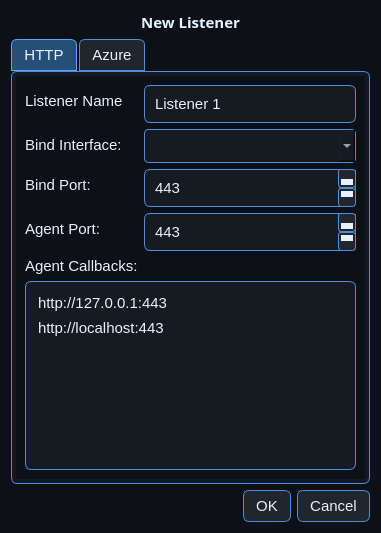
Above: windows/listenersdialog.ui from 2ptr/StrataC2 before the change. Below: the same form after it.
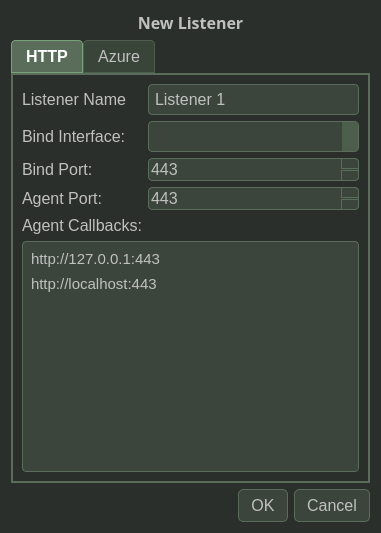
That is the form after the change.

The edit to the form file:
```diff
--- a/windows/listenersdialog.ui
+++ b/windows/listenersdialog.ui
@@ -14,212 +14,203 @@
    <string>ListenersDialog</string>
   </property>
   <property name="styleSheet">
-   <string notr="true">/* GLOBAL FONT &amp; BACKGROUND */
+   <string notr="true">/* === Global Base === */
+* {
+    font-family: &quot;Fira Code&quot;, &quot;Consolas&quot;, monospace;
+    font-size: 12pt;
+    color: #c0c0c0;
+}
+
+/* === Main Window Gradient === */
+QMainWindow {
+    background: qlineargradient(x1:0, y1:0, x2:0, y2:1,
+                                stop:0 #2a2f2a, stop:1 #303d30);
+}
+
+/* === QWidget default === */
 QWidget {
-    background-color: #0D1117;
-    color: #E6F1FF;
-    font-family: 'Fira Code', 'Consolas', 'Courier New', monospace;
-    font-size: 11pt;
+    background-color: #2b2f2b;
     border: none;
 }
 
-/* INPUT FIELDS */
-QLineEdit, QTextEdit, QPlainTextEdit, QSpinBox {
-    background-color: #161B22;
-    border: 1px solid #4C8EDA;
-    border-radius: 6px;
-    padding: 8px;
-    color: #E6F1FF;
-    font-size: 11.5pt;
+/* === QMenuBar === */
+QMenuBar {
+    background-color: #2b2f2b;
+    color: #c0c0c0;
+    font-size: 11pt;
+    padding: 2px;
 }
-
-QLineEdit:focus, QTextEdit:focus, QPlainTextEdit:focus, QSpinBox:focus {
-    border: 1px solid #58A6FF;
-    background-color: #1B2330;
+QMenuBar::item {
+    padding: 2px 22px;
+    font-size: 11pt;
 }
-
-/* QSPINBOX ARROWS */
-QSpinBox::up-button, QSpinBox::down-button {
-    background-color: #21262D;
-    subcontrol-origin: border;
-    border: 1px solid #4C8EDA;
-    width: 16px;
-    border-radius: 3px;
+QMenuBar::item:selected {
+    background-color: #4d5e4d;
+    color: #ffffff;
 }
 
-QSpinBox::up-button:hover, QSpinBox::down-button:hover {
-    background-color: #2C313C;
-    border-color: #58A6FF;
+/* === QMenu === */
+QMenu {
+    background-color: #3b453b;
+    border: 1px solid #5a6d5a;
 }
-
-QSpinBox::up-arrow, QSpinBox::down-arrow {
-    image: none;
-    width: 0;
-    height: 0;
-    border-left: 5px solid transparent;
-    border-right: 5px solid transparent;
+QMenu::item:selected {
+    background-color: #5a6d5a;
+    color: #ffffff;
 }
 
-QSpinBox::up-arrow {
-    border-bottom: 6px solid #E6F1FF;
-    margin: 2px;
-}
-
-QSpinBox::down-arrow {
-    border-top: 6px solid #E6F1FF;
-    margin: 2px;
-}
-
-/* BUTTONS */
+/* === QPushButton === */
 QPushButton {
-    background-color: #21262D;
-    color: #E6F1FF;
-    border: 1px solid #4C8EDA;
-    border-radius: 6px;
+    background-color: #3b453b;
+    border: 1px solid #5a6d5a;
+    border-radius: 5px;
     padding: 6px 12px;
 }
-
 QPushButton:hover {
     background-color: #2C313C;
     border-color: #58A6FF;
 }
-
 QPushButton:pressed {
     background-color: #3B4452;
 }
-
-/* TABLES */
-QTableWidget, QTableView {
-    background-color: #121826;
-    alternate-background-color: #1B2330;
-    border: 1px solid #4C8EDA;
-    color: #E6F1FF;
-    gridline-color: #30363D;
-    selection-background-color: #264F78;
-    selection-color: #FFFFFF;
-    font-size: 10.5pt;
+QPushButton:disabled {
+    background-color: #4d5e4d;
+    color: #888;
+    border-color: #444;
 }
 
-QTableWidget::item, QTableView::item {
+/* === QLineEdit / QTextEdit === */
+QLineEdit, QTextEdit {
+    background-color: #3b453b;
+    border: 1px solid #5a6d5a;
+    border-radius: 4px;
     padding: 4px;
+    selection-background-color: #5a6d5a;
+    selection-color: #000;
 }
 
-QTableWidget::item:selected, QTableView::item:selected {
-    background-color: #264F78;
-    color: #FFFFFF;
+/* === QTableWidget === */
+QTableWidget {
+    background-color: #3b453b;
+    border: 1px solid #5a6d5a;
+    gridline-color: #495e49;
+    selection-background-color: #5a6d5a;
+    selection-color: #000;
 }
-
-/* HEADERS */
 QHeaderView::section {
-    background-color: #161B22;
-    color: #E6F1FF;
-    border: 1px solid #30363D;
-    padding: 6px;
-    font-size: 10pt;
-}
-
-/* LIST WIDGET */
-QListWidget {
-    background-color: #121826;
-    border: 1px solid #4C8EDA;
-    color: #E6F1FF;
-}
-
-QListWidget::item {
+    background-color: #4d5e4d;
+    color: #c0c0c0;
+    border: 1px solid #495e49;
     padding: 4px;
 }
+QTableCornerButton::section {
+    background: #4d5e4d;
+    border: 1px solid #495e49;
+}
 
-QListWidget::item:selected {
-    background-color: #264F78;
-    color: #FFFFFF;
+/* === QTabWidget === */
+QTabWidget::pane {
+    border: 2px solid #5a6d5a;
 }
+QTabBar::tab {
+    background: #3a453a;
+    border: 1px solid #4d5e4d;
+    padding: 6px 14px;
+    border-top-left-radius: 4px;
+    border-top-right-radius: 4px;
+}
+QTabBar::tab:selected {
+    background: #5a6d5a;
+    color: #ffffff;
+    font-weight: bold;
+    border: 1px solid #78a378;
+}
 
-/* SCROLLBARS */
+/* === QScrollBar === */
 QScrollBar:vertical, QScrollBar:horizontal {
-    background-color: #161B22;
+    background: #2a2f2a;
     border: none;
     width: 12px;
 }
-
-QScrollBar::handle:vertical, QScrollBar::handle:horizontal {
-    background-color: #4C8EDA;
-    min-height: 20px;
+QScrollBar::handle {
+    background: #5a6d5a;
     border-radius: 6px;
 }
-
 QScrollBar::handle:hover {
     background-color: #58A6FF;
 }
-
 QScrollBar::add-line, QScrollBar::sub-line {
     background: none;
+    border: none;
 }
 
-/* COMBOBOXES */
+/* === QComboBox === */
 QComboBox {
-    background-color: #161B22;
-    border: 1px solid #4C8EDA;
+    background-color: #3b453b;
+    border: 1px solid #5a6d5a;
     border-radius: 4px;
-    padding: 6px;
-    color: #E6F1FF;
+    padding: 4px;
 }
-
+QComboBox::drop-down {
+    border-left: 1px solid #495e49;
+    background: #4d5e4d;
+}
 QComboBox QAbstractItemView {
-    background-color: #0D1117;
-    selection-background-color: #264F78;
-    color: #E6F1FF;
+    background-color: #4d5e4d;
+    border: 1px solid #5a6d5a;
+    selection-background-color: #5a6d5a;
+    selection-color: #000;
 }
 
-/* TABS */
-QTabWidget::pane {
-    border: 1px solid #4C8EDA;
-    background-color: #121826;
-    border-radius: 6px;
+/* === QListWidget / QTreeView === */
+QListWidget, QTreeView {
+    background-color: #3b453b;
+    border: 1px solid #5a6d5a;
+}
+QListWidget::item:selected, QTreeView::item:selected {
+    background-color: #5a6d5a;
+    color: #000;
+    font-weight: bold;
+}
+
+/* === QSpinBox === */
+QSpinBox {
+    background-color: #3b453b;
+    border: 1px solid #5a6d5a;
+    border-radius: 4px;
+    padding-right: 20px;
+    color: #c0c0c0;
+}
+QSpinBox::up-button, QSpinBox::down-button {
+    background-color: #3b453b;
+    border: 1px solid #5a6d5a;
+    width: 16px;
+    subcontrol-origin: border;
+}
+QSpinBox::up-button {
+    subcontrol-position: top right;
+    border-top-right-radius: 4px;
+}
+QSpinBox::down-button {
+    subcontrol-position: bottom right;
+    border-bottom-right-radius: 4px;
+}
+QSpinBox::up-button:hover, QSpinBox::down-button:hover {
+    background-color: #4d5e4d;
+}
+
+/* === QLabel === */
+QLabel {
+    color: #c0c0c0;
+}
+
+/* === ToolTip === */
+QToolTip {
+    background-color: #5a6d5a;
+    color: #000;
+    border: 1px solid #78a378;
     padding: 4px;
-}
-
-QTabBar::tab {
-    background-color: #21262D;
-    border: 1px solid #4C8EDA;
-    padding: 6px 12px;
-    border-top-left-radius: 6px;
-    border-top-right-radius: 6px;
-    margin-right: 2px;
-    color: #E6F1FF;
-}
-
-QTabBar::tab:selected {
-    background-color: #264F78;
-    border-color: #58A6FF;
-}
-
-/* MESSAGE BOX */
-QMessageBox {
-    background-color: #121826;
-    color: #E6F1FF;
-    border: 1px solid #4C8EDA;
-}
-
-QMessageBox QLabel {
-    color: #E6F1FF;
-    font-size: 11pt;
-}
-
-QMessageBox QPushButton {
-    background-color: #21262D;
-    color: #E6F1FF;
-    border: 1px solid #4C8EDA;
-    border-radius: 6px;
-    padding: 6px 12px;
-}
-
-QMessageBox QPushButton:hover {
-    background-color: #2C313C;
-    border-color: #58A6FF;
-}
-
-QMessageBox QPushButton:pressed {
-    background-color: #3B4452;
+    border-radius: 4px;
 }
 </string>
   </property>
@@ -229,7 +220,7 @@
      <property name="font">
       <font>
        <family>Fira Code</family>
-       <pointsize>11</pointsize>
+       <pointsize>12</pointsize>
        <bold>true</bold>
       </font>
      </property>
@@ -338,9 +329,9 @@
 hr { height: 1px; border-width: 0; }
 li.unchecked::marker { content: &quot;\2610&quot;; }
 li.checked::marker { content: &quot;\2612&quot;; }
-&lt;/style&gt;&lt;/head&gt;&lt;body style=&quot; font-family:'Fira Code','Consolas','Courier New','monospace'; font-size:11.5pt; font-weight:400; font-style:normal;&quot;&gt;
-&lt;p style=&quot; margin-top:7px; margin-bottom:7px; margin-left:0px; margin-right:0px; -qt-block-indent:0; text-indent:0px;&quot;&gt;&lt;span style=&quot; font-family:'Fira Code','Consolas','monospace'; font-size:11pt;&quot;&gt;http://127.0.0.1:443&lt;/span&gt;&lt;/p&gt;
-&lt;p style=&quot; margin-top:7px; margin-bottom:7px; margin-left:0px; margin-right:0px; -qt-block-indent:0; text-indent:0px;&quot;&gt;&lt;span style=&quot; font-family:'Fira Code','Consolas','monospace'; font-size:11pt;&quot;&gt;http://localhost:443&lt;/span&gt;&lt;/p&gt;&lt;/body&gt;&lt;/html&gt;</string>
+&lt;/style&gt;&lt;/head&gt;&lt;body style=&quot; font-family:'Fira Code','Consolas','monospace'; font-size:12pt; font-weight:400; font-style:normal;&quot;&gt;
+&lt;p style=&quot; margin-top:7px; margin-bottom:7px; margin-left:0px; margin-right:0px; -qt-block-indent:0; text-indent:0px;&quot;&gt;&lt;span style=&quot; font-size:11pt;&quot;&gt;http://127.0.0.1:443&lt;/span&gt;&lt;/p&gt;
+&lt;p style=&quot; margin-top:7px; margin-bottom:7px; margin-left:0px; margin-right:0px; -qt-block-indent:0; text-indent:0px;&quot;&gt;&lt;span style=&quot; font-size:11pt;&quot;&gt;http://localhost:443&lt;/span&gt;&lt;/p&gt;&lt;/body&gt;&lt;/html&gt;</string>
          </property>
          <property name="placeholderText">
           <string>www.constoso.com</string>
```
Left out of the diff: 8 changed lines with no effect on the pictures.
